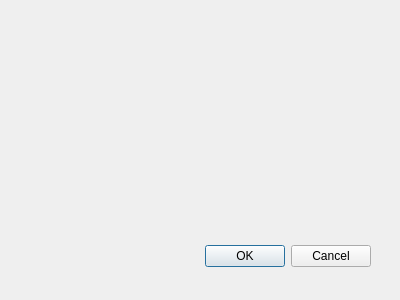
Old version of the form tellus_processing_dialog_base.ui in the repository RonanTellus/TellusPlugin.
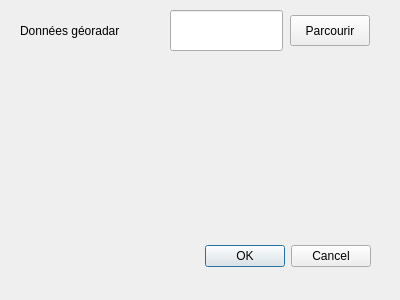
New version of the form.

Commit message:
Première version de l'interface avec :
Données géoradar        LINE EDIT           BOUTON PARCOURIR

Patch:
```diff
--- a/tellus_processing_dialog_base.ui
+++ b/tellus_processing_dialog_base.ui
@@ -28,6 +28,52 @@
     <set>QDialogButtonBox::Cancel|QDialogButtonBox::Ok</set>
    </property>
   </widget>
+  <widget class="QWidget" name="widget" native="true">
+   <property name="geometry">
+    <rect>
+     <x>0</x>
+     <y>10</y>
+     <width>381</width>
+     <height>41</height>
+    </rect>
+   </property>
+   <widget class="QLabel" name="label">
+    <property name="geometry">
+     <rect>
+      <x>20</x>
+      <y>0</y>
+      <width>141</width>
+      <height>41</height>
+     </rect>
+    </property>
+    <property name="text">
+     <string>Données géoradar</string>
+    </property>
+   </widget>
+   <widget class="QPushButton" name="pushButton">
+    <property name="geometry">
+     <rect>
+      <x>290</x>
+      <y>5</y>
+      <width>80</width>
+      <height>31</height>
+     </rect>
+    </property>
+    <property name="text">
+     <string>Parcourir</string>
+    </property>
+   </widget>
+   <widget class="QLineEdit" name="lineEdit">
+    <property name="geometry">
+     <rect>
+      <x>170</x>
+      <y>0</y>
+      <width>113</width>
+      <height>41</height>
+     </rect>
+    </property>
+   </widget>
+  </widget>
  </widget>
  <resources/>
  <connections>
```
Left out of the diff: 41 changed lines with no effect on the pictures. The commit also changes 6 other files.
